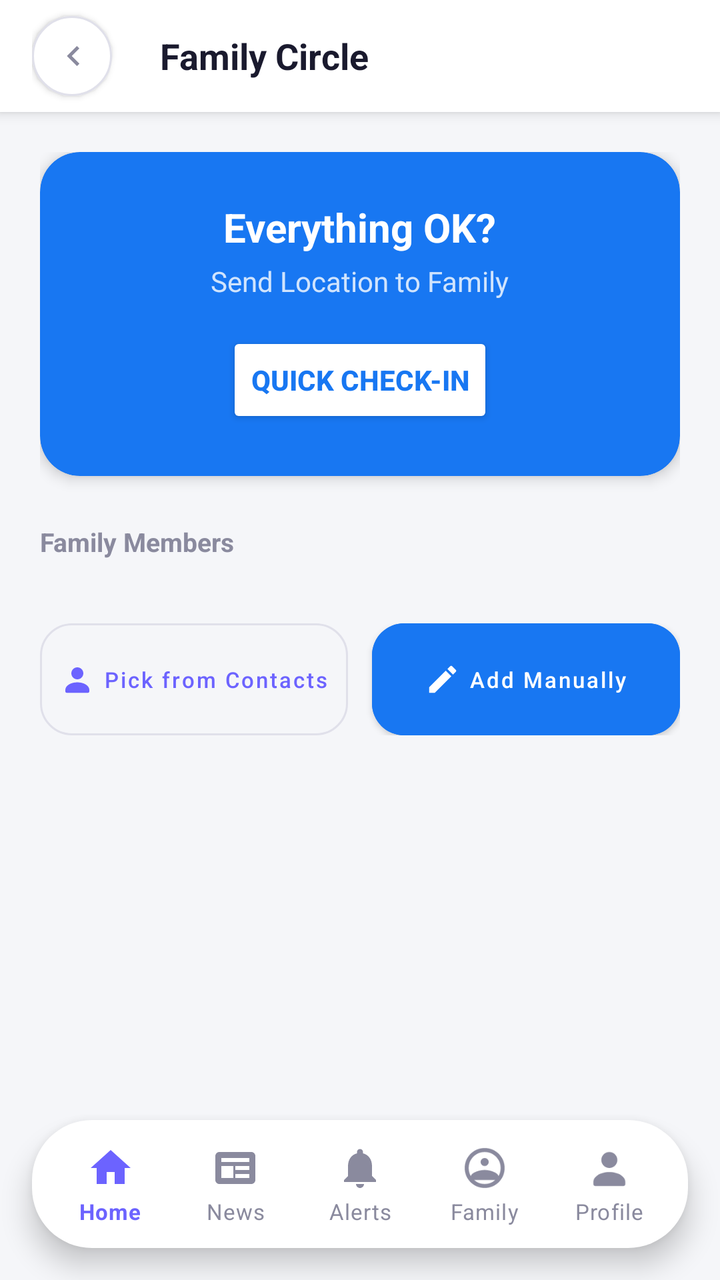
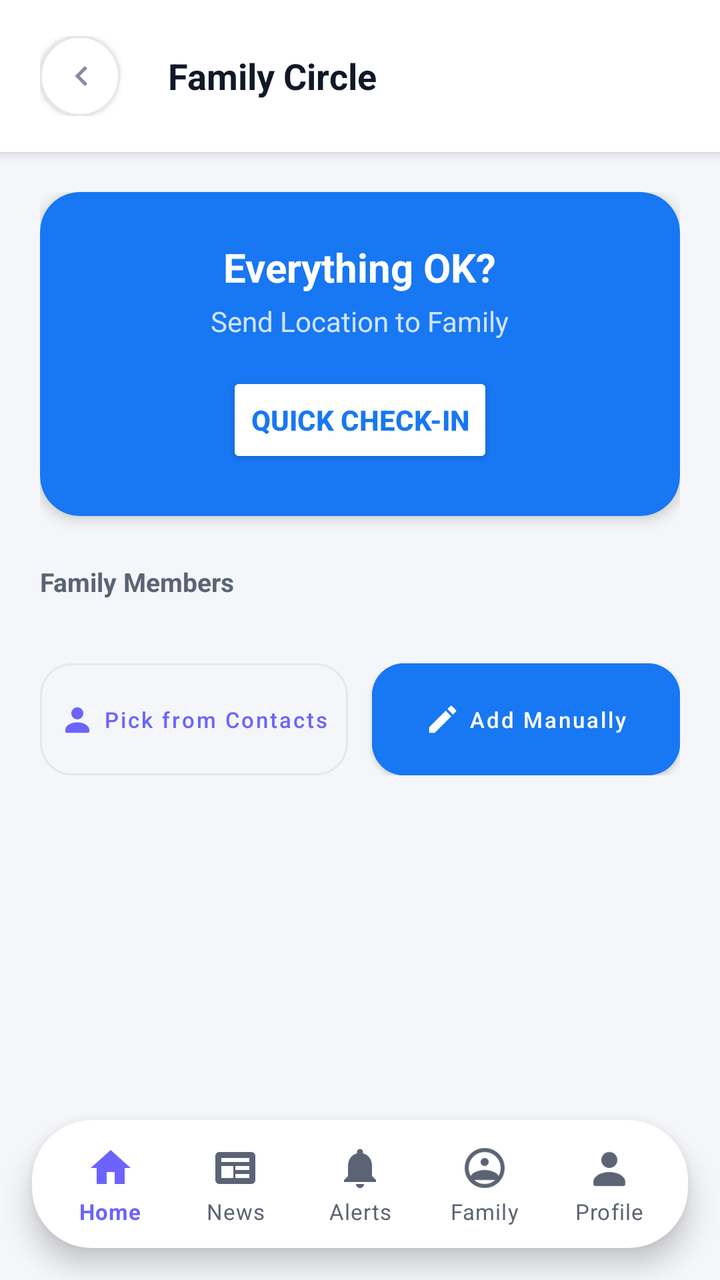

Screens rendered from an Android XML layout before and after an edit, with the pre-edit source and the edit as a unified diff.
<!-- AndroidManifest.xml: application theme Theme.EmergencySOSApp -->
<!-- res/layout/activity_family.xml -->
<?xml version="1.0" encoding="utf-8"?>
<RelativeLayout xmlns:android="http://schemas.android.com/apk/res/android"
    xmlns:app="http://schemas.android.com/apk/res-auto"
    android:layout_width="match_parent"
    android:layout_height="match_parent"
    android:background="@color/background">

    <com.google.android.material.appbar.MaterialToolbar
        android:id="@+id/toolbar"
        android:layout_width="match_parent"
        android:layout_height="wrap_content"
        android:minHeight="?attr/actionBarSize"
        android:background="@color/white"
        android:elevation="4dp"
        android:paddingHorizontal="16dp">

        <ImageView
            android:id="@+id/btnBack"
            android:layout_width="40dp"
            android:layout_height="40dp"
            android:background="@drawable/bg_circle_white"
            android:contentDescription="Back"
            android:elevation="2dp"
            android:padding="10dp"
            android:rotation="180"
            android:src="@drawable/ic_chevron_right" />

        <TextView
            android:layout_width="wrap_content"
            android:layout_height="wrap_content"
            android:layout_marginStart="24dp"
            android:text="@string/family_title"
            android:textColor="@color/text_dark"
            android:textSize="18sp"
            android:textStyle="bold" />
    </com.google.android.material.appbar.MaterialToolbar>

    <androidx.core.widget.NestedScrollView
        android:id="@+id/familyScrollView"
        android:layout_width="match_parent"
        android:layout_height="match_parent"
        android:layout_below="@id/toolbar"
        android:layout_above="@id/bottomNavigation">

        <LinearLayout
            android:layout_width="match_parent"
            android:layout_height="wrap_content"
            android:orientation="vertical"
            android:padding="20dp">

            
            <com.google.android.material.card.MaterialCardView
                android:layout_width="match_parent"
                android:layout_height="wrap_content"
                android:layout_marginBottom="24dp"
                app:cardBackgroundColor="@color/fb_blue"
                app:cardCornerRadius="20dp"
                app:cardElevation="4dp">
                <LinearLayout
                    android:layout_width="match_parent"
                    android:layout_height="wrap_content"
                    android:orientation="vertical"
                    android:padding="24dp"
                    android:gravity="center">
                    <TextView
                        android:layout_width="wrap_content"
                        android:layout_height="wrap_content"
                        android:text="@string/everything_ok"
                        android:textColor="@color/white"
                        android:textSize="20sp"
                        android:textStyle="bold" />
                    <TextView
                        android:layout_width="wrap_content"
                        android:layout_height="wrap_content"
                        android:layout_marginTop="4dp"
                        android:text="@string/send_location_family"
                        android:textColor="#CCFFFFFF"
                        android:textSize="14sp" />
                    <Button
                        android:id="@+id/btnCheckIn"
                        android:layout_width="wrap_content"
                        android:layout_height="48dp"
                        android:layout_marginTop="16dp"
                        android:backgroundTint="@color/white"
                        android:text="@string/quick_checkin"
                        android:textColor="@color/fb_blue"
                        android:textStyle="bold" />
                </LinearLayout>
            </com.google.android.material.card.MaterialCardView>

            <TextView
                android:layout_width="wrap_content"
                android:layout_height="wrap_content"
                android:text="@string/family_members"
                android:textColor="@color/text_gray"
                android:textSize="13sp"
                android:textStyle="bold" />

            <LinearLayout
                android:id="@+id/familyMembersContainer"
                android:layout_width="match_parent"
                android:layout_height="wrap_content"
                android:layout_marginTop="8dp"
                android:orientation="vertical" />

            <LinearLayout
                android:id="@+id/layoutFamilyEmpty"
                android:layout_width="match_parent"
                android:layout_height="wrap_content"
                android:layout_marginTop="20dp"
                android:gravity="center"
                android:visibility="gone"
                android:orientation="vertical">
                <ImageView
                    android:layout_width="80dp"
                    android:layout_height="80dp"
                    android:alpha="0.2"
                    android:src="@drawable/ic_alert_family"
                    app:tint="@color/text_gray" />
                <TextView
                    android:layout_width="wrap_content"
                    android:layout_height="wrap_content"
                    android:layout_marginTop="16dp"
                    android:text="@string/no_family_added"
                    android:textColor="@color/text_gray"
                    android:textSize="15sp" />
            </LinearLayout>

            <LinearLayout
                android:layout_width="match_parent"
                android:layout_height="wrap_content"
                android:layout_marginTop="24dp"
                android:orientation="horizontal">

                <com.google.android.material.button.MaterialButton
                    android:id="@+id/btnPickContact"
                    style="@style/Widget.MaterialComponents.Button.OutlinedButton"
                    android:layout_width="0dp"
                    android:layout_height="56dp"
                    android:layout_weight="1"
                    android:layout_marginEnd="6dp"
                    android:text="@string/pick_from_contacts"
                    android:textSize="11sp"
                    android:insetTop="0dp"
                    android:insetBottom="0dp"
                    android:textAllCaps="false"
                    android:paddingHorizontal="4dp"
                    app:cornerRadius="16dp"
                    app:icon="@drawable/ic_personal"
                    app:iconTint="@color/primary"
                    app:iconSize="18dp"
                    app:iconPadding="4dp"
                    app:iconGravity="textStart"
                    app:strokeColor="@color/border_gray" />

                <com.google.android.material.button.MaterialButton
                    android:id="@+id/btnAddMember"
                    android:layout_width="0dp"
                    android:layout_height="56dp"
                    android:layout_weight="1"
                    android:layout_marginStart="6dp"
                    android:text="@string/add_manually"
                    android:textSize="11sp"
                    android:insetTop="0dp"
                    android:insetBottom="0dp"
                    android:textAllCaps="false"
                    android:backgroundTint="@color/fb_blue"
                    android:textColor="@color/white"
                    app:cornerRadius="16dp"
                    app:icon="@drawable/ic_edit"
                    app:iconTint="@color/white"
                    app:iconSize="18dp"
                    app:iconPadding="4dp"
                    app:iconGravity="textStart" />

            </LinearLayout>

        </LinearLayout>
    </androidx.core.widget.NestedScrollView>

    <com.google.android.material.bottomnavigation.BottomNavigationView
        android:id="@+id/bottomNavigation"
        style="@style/App.BottomNavigation"
        android:layout_width="match_parent"
        android:layout_height="wrap_content"
        android:background="@drawable/bg_bottom_nav"
        android:layout_alignParentBottom="true"
        android:layout_margin="16dp"
        app:cardCornerRadius="300dp"
        app:menu="@menu/bottom_nav_menu" />

</RelativeLayout>
<!-- resources referenced by this layout -->
<resources>
  <color name="background">#F5F6F9</color>
  <color name="border_gray">#E0E0EA</color>
  <color name="fb_blue">#1877F2</color>
  <color name="primary">#6C63FF</color>
  <color name="text_dark">#1A1A2E</color>
  <color name="text_gray">#8A8A9E</color>
  <color name="white">#FFFFFF</color>
  <!-- drawable bg_bottom_nav (drawable) -->
  <?xml version="1.0" encoding="utf-8"?>
  <shape xmlns:android="http://schemas.android.com/apk/res/android"
      android:shape="rectangle">
  
      <solid android:color="@android:color/white" />
  
      <corners android:radius="30dp" />
  
      <padding
          android:left="8dp"
          android:top="4dp"
          android:right="8dp"
          android:bottom="4dp" />
  
  </shape>
  <!-- drawable bg_circle_white (drawable) -->
  <?xml version="1.0" encoding="utf-8"?>
  <shape xmlns:android="http://schemas.android.com/apk/res/android"
      android:shape="oval">
      <solid android:color="@color/card_background" />
      <stroke android:width="1dp" android:color="@color/border_gray" />
  </shape>
  <!-- drawable ic_chevron_right (drawable) -->
  <?xml version="1.0" encoding="utf-8"?>
  <vector xmlns:android="http://schemas.android.com/apk/res/android"
      android:width="20dp"
      android:height="20dp"
      android:viewportWidth="24"
      android:viewportHeight="24">
      <path
          android:fillColor="#8A8A9E"
          android:pathData="M9,6l6,6l-6,6l-1.41,-1.41L12.17,12L7.59,7.41z" />
  </vector>
  <!-- drawable ic_edit (drawable) -->
  <?xml version="1.0" encoding="utf-8"?>
  <vector xmlns:android="http://schemas.android.com/apk/res/android"
      android:width="18dp"
      android:height="18dp"
      android:viewportWidth="24"
      android:viewportHeight="24">
      <path
          android:fillColor="#6C63FF"
          android:pathData="M3,17.25V21h3.75L17.81,9.94l-3.75,-3.75L3,17.25zM20.71,7.04c0.39,-0.39 0.39,-1.02 0,-1.41l-2.34,-2.34c-0.39,-0.39 -1.02,-0.39 -1.41,0l-1.83,1.83l3.75,3.75L20.71,7.04z" />
  </vector>
  <!-- drawable ic_personal (drawable) -->
  <?xml version="1.0" encoding="utf-8"?>
  <vector xmlns:android="http://schemas.android.com/apk/res/android"
      android:width="56dp"
      android:height="56dp"
      android:viewportWidth="24"
      android:viewportHeight="24">
      <path
          android:fillColor="#6C63FF"
          android:pathData="M12,12c2.21,0 4,-1.79 4,-4s-1.79,-4 -4,-4 -4,1.79 -4,4 1.79,4 4,4z" />
      <path
          android:fillColor="#6C63FF"
          android:pathData="M12,14c-4.42,0 -8,2.24 -8,5v1c0,0.55 0.45,1 1,1h14c0.55,0 1,-0.45 1,-1v-1c0,-2.76 -3.58,-5 -8,-5z" />
  </vector>
  <string name="add_manually">Add Manually</string>
  <string name="everything_ok">Everything OK?</string>
  <string name="family_members">Family Members</string>
  <string name="family_title">Family Circle</string>
  <string name="no_family_added">No Family Added</string>
  <string name="pick_from_contacts">Pick from Contacts</string>
  <string name="quick_checkin">Quick Check-in</string>
  <string name="send_location_family">Send Location to Family</string>
  <color name="card_background">#FFFFFF</color>
  <style name="NavText.Active" parent="TextAppearance.MaterialComponents.Caption">
          <item name="android:textSize">11sp</item>
          <item name="android:textStyle">bold</item>
          <item name="android:textColor">@color/primary</item>
      </style>
  <style name="NavText.Inactive" parent="TextAppearance.MaterialComponents.Caption">
          <item name="android:textSize">11sp</item>
          <item name="android:textStyle">normal</item>
          <item name="android:textColor">@color/text_gray</item>
      </style>
  <!-- drawable bg_floating_menu (drawable) -->
  <?xml version="1.0" encoding="utf-8"?>
  <shape xmlns:android="http://schemas.android.com/apk/res/android"
      android:shape="rectangle">
      <solid android:color="@color/white" />
      <corners android:radius="100dp" />
      <stroke android:width="1dp" android:color="#F0F2F5" />
  </shape>
  <color name="primary_dark">#5A52E0</color>
  <!-- unchanged entries left out for length: 3 -->
</resources>

<!-- the commit's change to res/layout/activity_family.xml (unified diff, before → after) -->
@@ -11,8 +11,9 @@
         android:layout_height="wrap_content"
         android:minHeight="?attr/actionBarSize"
         android:background="@color/white"
+        android:paddingVertical="18dp"
         android:elevation="4dp"
-        android:paddingHorizontal="16dp">
+        android:paddingHorizontal="20dp">
 
         <ImageView
             android:id="@+id/btnBack"
<!-- resource entries referenced after the edit -->
@@ -1,11 +1,11 @@
 <!-- resources referenced by this layout -->
 <resources>
-  <color name="background">#F5F6F9</color>
-  <color name="border_gray">#E0E0EA</color>
+  <color name="background">#F4F6FA</color>
+  <color name="border_gray">#E5E7EB</color>
   <color name="fb_blue">#1877F2</color>
   <color name="primary">#6C63FF</color>
-  <color name="text_dark">#1A1A2E</color>
-  <color name="text_gray">#8A8A9E</color>
+  <color name="text_dark">#111827</color>
+  <color name="text_gray">#5B6475</color>
   <color name="white">#FFFFFF</color>
   <!-- drawable bg_bottom_nav (drawable) -->
   <?xml version="1.0" encoding="utf-8"?>
